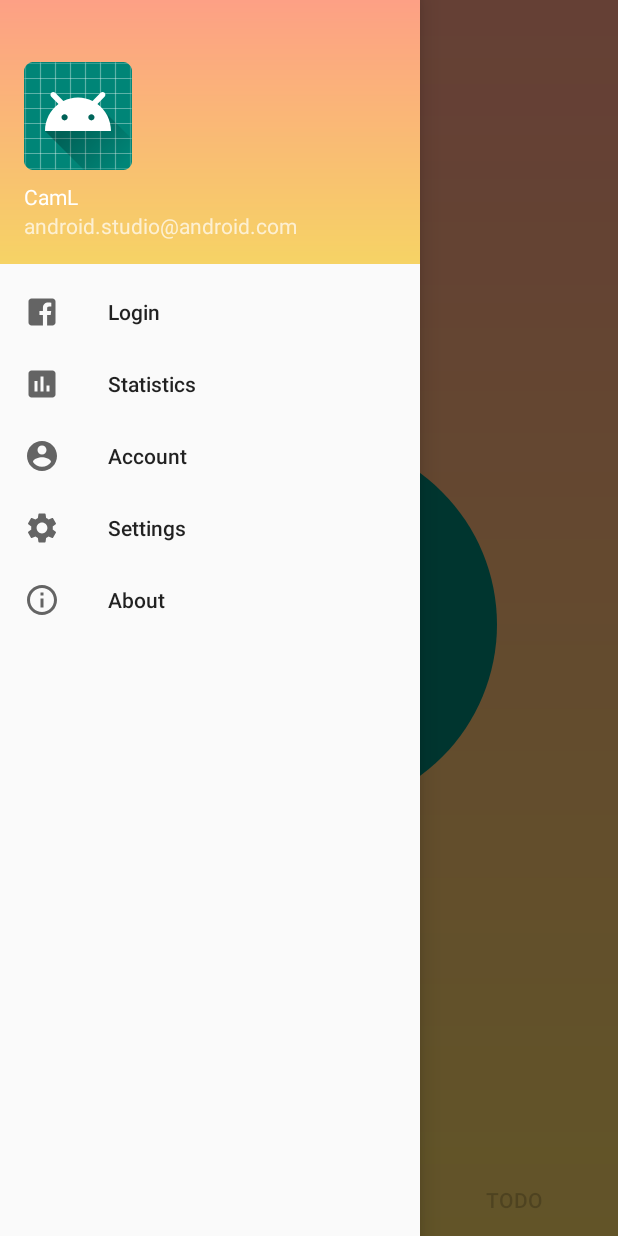
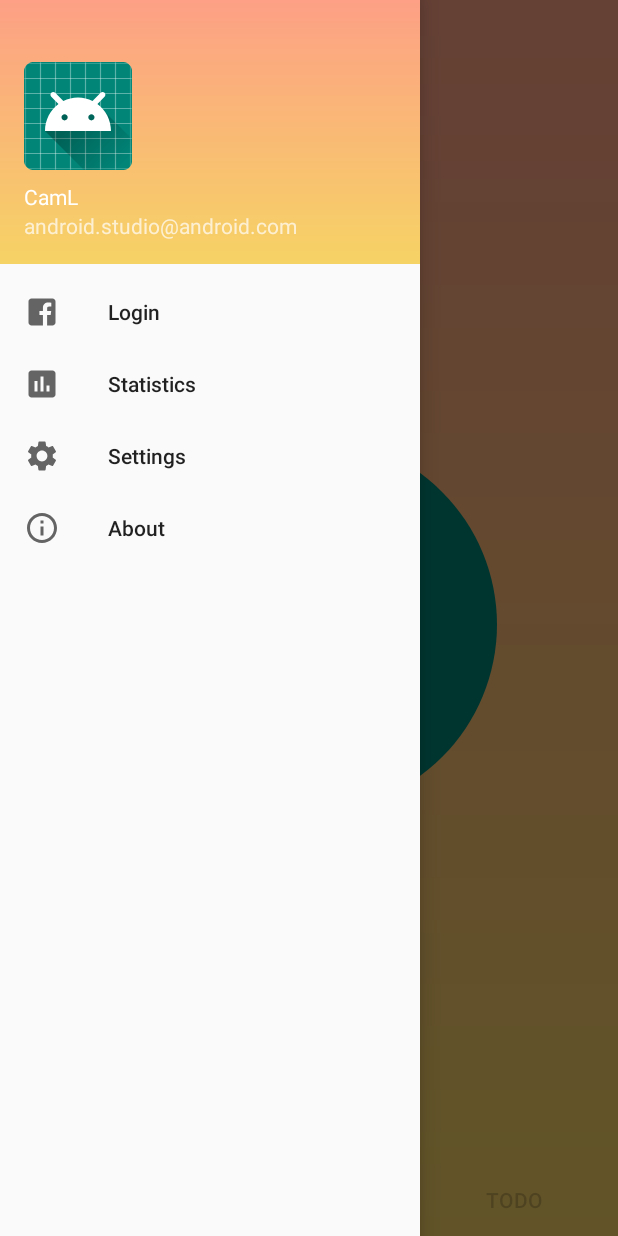
Before and after one commit to LouisBertin/8INF872_Pomodoro, an Android app: the screen it shows after launch (MainActivity), with the side drawer open, on a phone screen of 412 x 824 dp. Run offline under Robolectric (Android 15) with nearby library versions, the phone set to English and light mode, and no system bars; our stand-ins replace Firebase (no records; nobody signed in at launch, a user with empty details on screens opened directly); 1 statement that could not run was skipped.

Commit message:
drawer icons

```diff
--- a/app/src/main/java/com/example/louisbertin/pomodoro/MainActivity.java
+++ b/app/src/main/java/com/example/louisbertin/pomodoro/MainActivity.java
@@ -121,8 +121,6 @@ public class MainActivity extends AppCompatActivity
             startActivity(new Intent(this, TodoActivity.class));
         } else if (id == R.id.nav_stats) {
 
-        } else if (id == R.id.nav_account) {
-
         } else if (id == R.id.nav_settings) {
             startActivity(new Intent(this, SettingsActivity.class));
         } else if (id == R.id.nav_about) {
--- a/app/src/main/res/menu/activity_main_drawer.xml
+++ b/app/src/main/res/menu/activity_main_drawer.xml
@@ -18,10 +18,6 @@
             android:icon="@drawable/ic_menu_stats"
             android:title="@string/stats" />
         <item
-            android:id="@+id/nav_account"
-            android:icon="@drawable/ic_menu_account"
-            android:title="@string/account" />
-        <item
             android:id="@+id/nav_settings"
             android:icon="@drawable/ic_menu_settings"
             android:title="@string/settings" />
```
